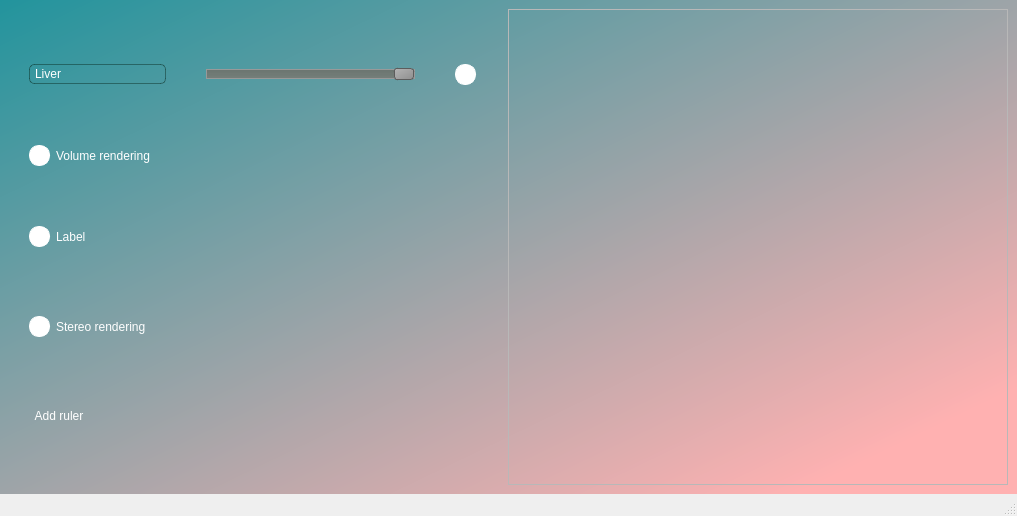
Old version of the form app/ui/main_interface.ui in the repository binarypillow/CM2006-2023.
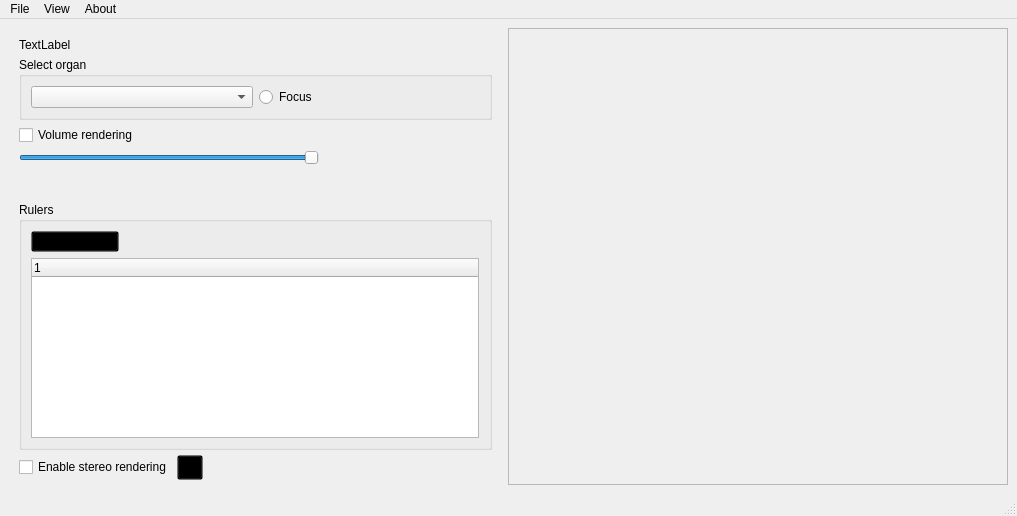
New version of the form. Icons and pictures are not drawn.

Commit message: Interfaces overhaul

```diff
--- a/app/ui/main_interface.ui
+++ b/app/ui/main_interface.ui
@@ -13,12 +13,14 @@
   <property name="windowTitle">
    <string>MainWindow</string>
   </property>
+  <property name="styleSheet">
+   <string notr="true">QToolButton {
+	background-color: transparent;
+}</string>
+  </property>
   <widget class="QWidget" name="centralwidget">
    <property name="styleSheet">
-    <string notr="true">QWidget#centralwidget {
-    background-color: qlineargradient(spread:reflect, x1:0, y1:0, x2:1, y2:1, stop:0 rgba(34, 148, 157, 255), stop:0.890052 rgba(255, 177, 177, 255));
-}
-</string>
+    <string notr="true"/>
    </property>
    <layout class="QHBoxLayout" name="horizontalLayout">
     <item>
@@ -27,127 +29,85 @@
        <number>5</number>
       </property>
       <property name="leftMargin">
-       <number>20</number>
+       <number>10</number>
+      </property>
+      <property name="topMargin">
+       <number>10</number>
       </property>
       <property name="rightMargin">
-       <number>20</number>
+       <number>10</number>
       </property>
+      <property name="bottomMargin">
+       <number>5</number>
+      </property>
       <item>
-       <layout class="QHBoxLayout" name="organ_layout">
-        <property name="spacing">
-         <number>40</number>
+       <widget class="QLabel" name="label">
+        <property name="text">
+         <string>TextLabel</string>
         </property>
-        <property name="leftMargin">
-         <number>0</number>
+       </widget>
+      </item>
+      <item>
+       <widget class="QGroupBox" name="groupBox">
+        <property name="title">
+         <string>Select organ</string>
         </property>
-        <property name="rightMargin">
+        <layout class="QHBoxLayout" name="horizontalLayout_3">
+         <item>
+          <widget class="QComboBox" name="comboBox">
+           <property name="enabled">
+            <bool>true</bool>
+           </property>
+           <property name="maximumSize">
+            <size>
+             <width>16777215</width>
+             <height>16777215</height>
+            </size>
+           </property>
+           <property name="styleSheet">
+            <string notr="true"/>
+           </property>
+          </widget>
+         </item>
+         <item>
+          <widget class="QRadioButton" name="glass_button">
+           <property name="enabled">
+            <bool>true</bool>
+           </property>
+           <property name="styleSheet">
+            <string notr="true"/>
+           </property>
+           <property name="text">
+            <string>Focus</string>
+           </property>
+           <property name="icon">
+            <iconset>
+             <normaloff>../resources/icons/interface/search.svg</normaloff>../resources/icons/interface/search.svg</iconset>
+           </property>
+           <property name="iconSize">
+            <size>
+             <width>18</width>
+             <height>18</height>
+            </size>
+           </property>
+          </widget>
+         </item>
+        </layout>
+       </widget>
+      </item>
+      <item>
+       <layout class="QVBoxLayout" name="verticalLayout">
+        <property name="bottomMargin">
          <number>0</number>
         </property>
         <item>
-         <widget class="QComboBox" name="comboBox">
-          <property name="enabled">
-           <bool>true</bool>
-          </property>
-          <property name="maximumSize">
-           <size>
-            <width>16777215</width>
-            <height>16777215</height>
-           </size>
-          </property>
+         <widget class="QCheckBox" name="volume_button">
           <property name="styleSheet">
-           <string notr="true">QComboBox {
-    color: #FFFFFF; /* Couleur du texte */
-    font: 15pt &quot;Ubuntu&quot;;
-    padding: 5px; /* Ajustement de la marge intérieure */
-    border: 1px solid rgba(0, 25, 12, 0.4); /* Couleur de la bordure */
-    border-radius: 5px; /* Arrondi des coins */
-    background-color: transparent; /* Couleur de fond */
-    selection-background-color: rgba(34, 148, 157, 1); /* Couleur de fond de la sélection */
-
-	padding-top: 1px; /* Ajustez la marge supérieure pour centrer verticalement le texte */
-    padding-bottom: 1px;
-}
-
-QComboBox:hover {
-    border-color: #FFFFFF; /* Couleur de la bordure lorsque survolé */
-}
-
-QComboBox::drop-down {
-    border: none; /* Suppression de la flèche de liste déroulante par défaut */
-}
-
-
-QComboBox QAbstractItemView {
-    border: 2px solid darkgray; /* Bordure de la liste déroulante */
-    background-color:rgba(69, 154, 160, 0.7); 
-    selection-background-color: rgba(34, 148, 157, 1); /* Couleur de fond de la sélection */
-}</string>
+           <string notr="true"/>
           </property>
-          <item>
-           <property name="text">
-            <string>Liver</string>
-           </property>
-          </item>
-          <item>
-           <property name="text">
-            <string>Right kidney</string>
-           </property>
-          </item>
-          <item>
-           <property name="text">
-            <string>Spleen</string>
-           </property>
-          </item>
-          <item>
-           <property name="text">
-            <string>Pancreas</string>
-           </property>
-          </item>
-          <item>
-           <property name="text">
-            <string>Aorta</string>
-           </property>
-          </item>
-          <item>
-           <property name="text">
-            <string>Inferior vena cava</string>
-           </property>
-          </item>
-          <item>
-           <property name="text">
-            <string>Right adrenal gland</string>
-           </property>
-          </item>
-          <item>
-           <property name="text">
-            <string>Left adrenal gland</string>
-           </property>
-          </item>
-          <item>
-           <property name="text">
-            <string>Gallbladder</string>
-           </property>
-          </item>
-          <item>
-           <property name="text">
-            <string>Esophagus</string>
-           </property>
-          </item>
-          <item>
-           <property name="text">
-            <string>Stomach</string>
-           </property>
-          </item>
-          <item>
-           <property name="text">
-            <string>Duodenum</string>
-           </property>
-          </item>
-          <item>
-           <property name="text">
-            <string>Left kidney</string>
-           </property>
-          </item>
+          <property name="text">
+           <string>Volume rendering</string>
+          </property>
          </widget>
         </item>
         <item>
@@ -165,27 +125,7 @@
            </size>
           </property>
           <property name="styleSheet">
-           <string notr="true">QSlider::groove:horizontal {
-    border: 1px solid #999999;
-    height: 8px; /* the groove expands to the size of the slider by default. by giving it a height, it has a fixed size */
-    background: qlineargradient(x1:0, y1:0, x2:0, y2:1, stop:0 #B1B1B1, stop:1 #c4c4c4);
-    margin: 2px 0;
-}
-
-QSlider::handle:horizontal {
-    background: qlineargradient(x1:0, y1:0, x2:1, y2:1, stop:0 #b4b4b4, stop:1 #8f8f8f);
-    border: 1px solid #5c5c5c;
-    width: 18px;
-    margin: -2px 0; /* handle is placed by default on the contents rect of the groove. Expand outside the groove */
-    border-radius: 3px;
-}
-
-QSlider::sub-page:horizontal {
-    border: 1px solid #999999;
-    height: 8px; /* the groove expands to the size of the slider by default. by giving it a height, it has a fixed size */
-    background: rgba(0, 25, 12, 0.4);
-    margin: 2px 0;
-}</string>
+           <string notr="true"/>
           </property>
           <property name="sliderPosition">
            <number>99</number>
@@ -196,167 +136,80 @@
          </widget>
         </item>
         <item>
-         <widget class="QCheckBox" name="glass_button">
-          <property name="enabled">
-           <bool>true</bool>
+         <widget class="QFrame" name="render_util">
+          <property name="frameShape">
+           <enum>QFrame::StyledPanel</enum>
           </property>
-          <property name="styleSheet">
-           <string notr="true">QCheckBox {
-    color: #FFFFFF; /* Couleur du texte */
-	font: 15pt &quot;Ubuntu&quot;;
-}
-
-QCheckBox::indicator {
-	border-radius: 10px;
-	padding: 1.5px;
-    background-color: rgba(255, 255, 255, 1); /* Couleur de fond de la case à cocher */
-    border: 1px solid #FFFFFF; /* Couleur de la bordure de la case à cocher */
-    width: 15px; /* Largeur de la case à cocher */
-    height: 15px; /* Hauteur de la case à cocher */
-}
-
-QCheckBox::indicator:hover {
-    background-color: rgba(0, 0, 0, 0.2); /* Couleur de fond de la case à cocher lorsqu'elle est survolée */
-}
-
-QCheckBox::indicator:checked {
-    background-color: rgba(0, 255, 0, 0.4); /* Couleur de fond de la case à cocher lorsqu'elle est cochée */
-    border-color: #FFFFFF;
-}
-
-</string>
-          </property>
-          <property name="text">
-           <string/>
-          </property>
-          <property name="icon">
-           <iconset>
-            <normaloff>../resources/icons/interface/magnifying-glass.svg</normaloff>../resources/icons/interface/magnifying-glass.svg</iconset>
+          <property name="frameShadow">
+           <enum>QFrame::Raised</enum>
           </property>
          </widget>
         </item>
        </layout>
       </item>
-      <item alignment="Qt::AlignLeft">
-       <widget class="QCheckBox" name="volume_button">
-        <property name="styleSheet">
-         <string notr="true">QCheckBox {
-    color: #FFFFFF; /* Couleur du texte */
-	font: 15pt &quot;Ubuntu&quot;;
-}
-
-QCheckBox::indicator {
-	border-radius: 10px;
-	padding: 1.5px;
-    background-color: rgba(255, 255, 255, 1); /* Couleur de fond de la case à cocher */
-    border: 1px solid #FFFFFF; /* Couleur de la bordure de la case à cocher */
-    width: 15px; /* Largeur de la case à cocher */
-    height: 15px; /* Hauteur de la case à cocher */
-}
-
-QCheckBox::indicator:hover {
-    background-color: rgba(0, 0, 0, 0.2); /* Couleur de fond de la case à cocher lorsqu'elle est survolée */
-}
-
-QCheckBox::indicator:checked {
-    background-color: rgba(0, 255, 0, 0.4); /* Couleur de fond de la case à cocher lorsqu'elle est cochée */
-    border-color: #FFFFFF;
-}
-
-</string>
+      <item>
+       <spacer name="verticalSpacer">
+        <property name="orientation">
+         <enum>Qt::Vertical</enum>
         </property>
-        <property name="text">
-         <string>Volume rendering</string>
+        <property name="sizeHint" stdset="0">
+         <size>
+          <width>20</width>
+          <height>40</height>
+         </size>
         </property>
-       </widget>
+       </spacer>
       </item>
       <item>
-       <widget class="QCheckBox" name="label_button">
-        <property name="styleSheet">
-         <string notr="true">QCheckBox {
-    color: #FFFFFF; /* Couleur du texte */
-	font: 15pt &quot;Ubuntu&quot;;
-}
-
-QCheckBox::indicator {
-	border-radius: 10px;
-	padding: 1.5px;
-    background-color: rgba(255, 255, 255, 1); /* Couleur de fond de la case à cocher */
-    border: 1px solid #FFFFFF; /* Couleur de la bordure de la case à cocher */
-    width: 15px; /* Largeur de la case à cocher */
-    height: 15px; /* Hauteur de la case à cocher */
-}
-
-QCheckBox::indicator:hover {
-    background-color: rgba(0, 0, 0, 0.2); /* Couleur de fond de la case à cocher lorsqu'elle est survolée */
-}
-
-QCheckBox::indicator:checked {
-    background-color: rgba(0, 255, 0, 0.4); /* Couleur de fond de la case à cocher lorsqu'elle est cochée */
-    border-color: #FFFFFF;
-}
-
-</string>
+       <widget class="QGroupBox" name="groupBox_2">
+        <property name="title">
+         <string>Rulers</string>
         </property>
-        <property name="text">
-         <string>Label</string>
-        </property>
+        <layout class="QVBoxLayout" name="verticalLayout_2">
+         <property name="sizeConstraint">
+          <enum>QLayout::SetDefaultConstraint</enum>
+         </property>
+         <property name="rightMargin">
+          <number>10</number>
+         </property>
+         <item>
+          <widget class="QToolButton" name="ruler_button">
+           <property name="styleSheet">
+            <string notr="true"/>
+           </property>
+           <property name="text">
+            <string>Add new ruler</string>
+           </property>
+          </widget>
+         </item>
+         <item>
+          <widget class="QTreeWidget" name="treeWidget">
+           <column>
+            <property name="text">
+             <string notr="true">1</string>
+            </property>
+           </column>
+          </widget>
+         </item>
+        </layout>
        </widget>
       </item>
       <item>
        <layout class="QHBoxLayout" name="horizontalLayout_2">
-        <item>
+        <item alignment="Qt::AlignVCenter">
          <widget class="QCheckBox" name="stereo_button">
           <property name="styleSheet">
-           <string notr="true">QCheckBox {
-    color: #FFFFFF; /* Couleur du texte */
-	font: 15pt &quot;Ubuntu&quot;;
-}
-
-QCheckBox::indicator {
-	border-radius: 10px;
-	padding: 1.5px;
-    background-color: rgba(255, 255, 255, 1); /* Couleur de fond de la case à cocher */
-    border: 1px solid #FFFFFF; /* Couleur de la bordure de la case à cocher */
-    width: 15px; /* Largeur de la case à cocher */
-    height: 15px; /* Hauteur de la case à cocher */
-}
-
-QCheckBox::indicator:hover {
-    background-color: rgba(0, 0, 0, 0.2); /* Couleur de fond de la case à cocher lorsqu'elle est survolée */
-}
-
-QCheckBox::indicator:checked {
-    background-color: rgba(0, 255, 0, 0.4); /* Couleur de fond de la case à cocher lorsqu'elle est cochée */
-    border-color: #FFFFFF;
-}
-
-</string>
+           <string notr="true"/>
           </property>
           <property name="text">
-           <string>Stereo rendering</string>
+           <string>Enable stereo rendering</string>
           </property>
          </widget>
         </item>
-        <item>
+        <item alignment="Qt::AlignHCenter|Qt::AlignVCenter">
          <widget class="QToolButton" name="stereo_param_button">
           <property name="styleSheet">
-           <string notr="true">QToolButton {
-	font: 15pt &quot;Ubuntu&quot;;
-    background-color: transparent;
-    border: 1px solid transparent;
-    color: #FFFFFF; /* Couleur du texte */
-	border-radius: 10px;
-	padding: 1.5px;
-}
-
-QToolButton:hover {
-    background-color: rgba(0, 0, 0, 0.2); /* Couleur de fond lorsqu'il est survolé */
-}
-
-QToolButton:pressed {
-    background-color: rgba(0, 0, 0, 0.4); /* Couleur de fond lorsqu'il est cliqué */
-}</string>
+           <string notr="true"/>
           </property>
           <property name="text">
            <string/>
@@ -367,37 +220,27 @@
           </property>
           <property name="iconSize">
            <size>
-            <width>30</width>
-            <height>30</height>
+            <width>18</width>
+            <height>18</height>
            </size>
           </property>
          </widget>
         </item>
+        <item>
+         <spacer name="horizontalSpacer">
+          <property name="orientation">
+           <enum>Qt::Horizontal</enum>
+          </property>
+          <property name="sizeHint" stdset="0">
+           <size>
+            <width>40</width>
+            <height>20</height>
+           </size>
+          </property>
+         </spacer>
+        </item>
        </layout>
       </item>
-      <item>
-       <widget class="QToolButton" name="ruler_button">
-        <property name="styleSheet">
-         <string notr="true">QToolButton {
-	font: 15pt &quot;Ubuntu&quot;;
-    background-color: transparent;
-    border: 1px solid transparent;
-    color: #FFFFFF; /* Couleur du texte */
-}
-
-QToolButton:hover {
-    background-color: rgba(0, 0, 0, 0.2); /* Couleur de fond lorsqu'il est survolé */
-}
-
-QToolButton:pressed {
-    background-color: rgba(0, 0, 0, 0.4); /* Couleur de fond lorsqu'il est cliqué */
-}</string>
-        </property>
-        <property name="text">
-         <string>Add ruler</string>
-        </property>
-       </widget>
-      </item>
      </layout>
     </item>
     <item>
@@ -431,6 +274,56 @@
      <height>22</height>
     </rect>
    </property>
+   <widget class="QMenu" name="menu">
+    <property name="title">
+     <string>File</string>
+    </property>
+    <addaction name="actionLoad"/>
+    <addaction name="actionSave"/>
+    <addaction name="separator"/>
+    <addaction name="actionClose"/>
+   </widget>
+   <widget class="QMenu" name="menuAbout">
+    <property name="geometry">
+     <rect>
+      <x>249</x>
+      <y>344</y>
+      <width>142</width>
+      <height>68</height>
+     </rect>
+    </property>
+    <property name="layoutDirection">
+     <enum>Qt::LeftToRight</enum>
+    </property>
+    <property name="title">
+     <string>About</string>
+    </property>
+    <addaction name="actionInfo"/>
+   </widget>
+   <widget class="QMenu" name="menuView">
+    <property name="title">
+     <string>View</string>
+    </property>
+    <widget class="QMenu" name="menuChange_view">
+     <property name="title">
+      <string>Change view</string>
+     </property>
+     <property name="icon">
+      <iconset>
+       <normaloff>../resources/icons/interface/eye.svg</normaloff>../resources/icons/interface/eye.svg</iconset>
+     </property>
+     <addaction name="actionFront_view"/>
+     <addaction name="actionBack_view_2"/>
+     <addaction name="actionLeft_view_2"/>
+     <addaction name="actionRight_view_2"/>
+    </widget>
+    <addaction name="actionShow_labels"/>
+    <addaction name="separator"/>
+    <addaction name="menuChange_view"/>
+   </widget>
+   <addaction name="menu"/>
+   <addaction name="menuView"/>
+   <addaction name="menuAbout"/>
   </widget>
   <widget class="QStatusBar" name="statusbar"/>
  </widget>
```
Left out of the diff: 91 changed lines with no effect on the pictures. The commit also changes 29 other files.
